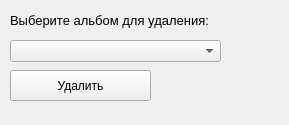
Old version of the form files/album/del_album.ui in the repository Mooro869/PhotoCollection.
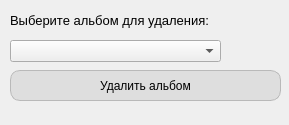
New version of the form.

Diff of the .ui file:
```diff
--- a/files/album/del_album.ui
+++ b/files/album/del_album.ui
@@ -24,12 +24,21 @@
     <rect>
      <x>10</x>
      <y>70</y>
-     <width>141</width>
+     <width>271</width>
      <height>31</height>
     </rect>
    </property>
+   <property name="styleSheet">
+    <string notr="true"> background-color: rgba(220, 220, 220, 0.9);  /* Светло-серый фон */
+                color: black;                               /* Черный текст */
+                border-radius: 10px;                        /* Закругление углов */
+                border: 1px solid rgba(180, 180, 180, 0.9); /* Серая рамка */
+                padding: 5px 10px;                         /* Внутренние отступы */
+                font-weight: 400;                          /* Жирный текст */ 
+</string>
+   </property>
    <property name="text">
-    <string>Удалить</string>
+    <string>Удалить альбом</string>
    </property>
   </widget>
   <widget class="QLabel" name="text">
```
